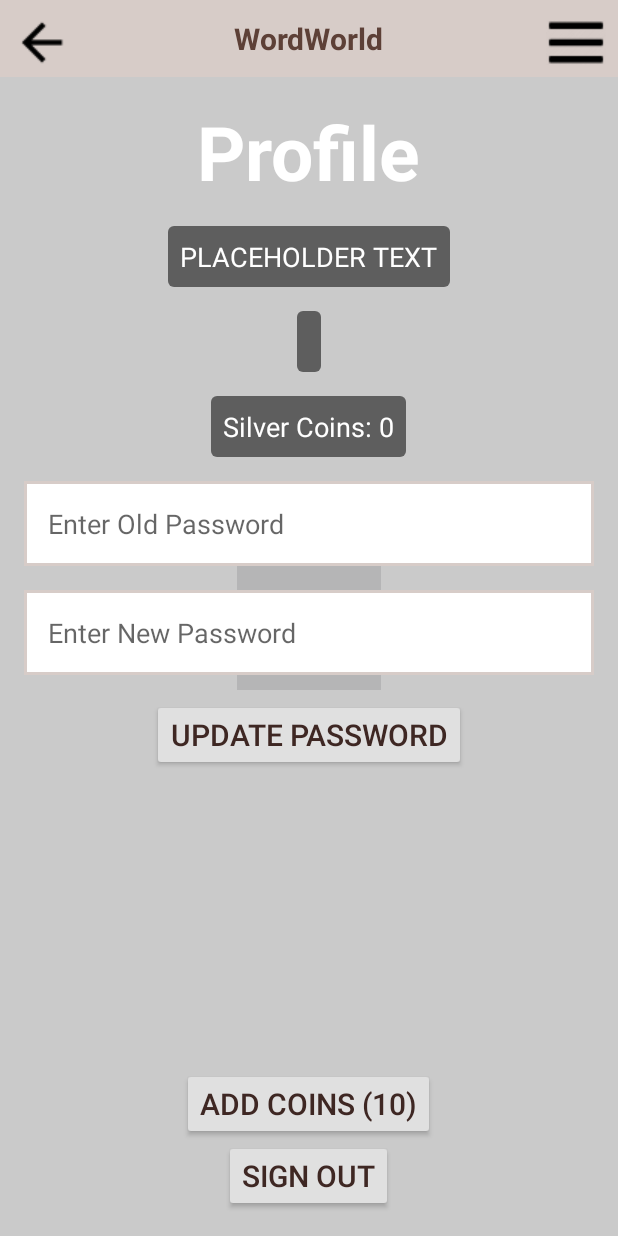
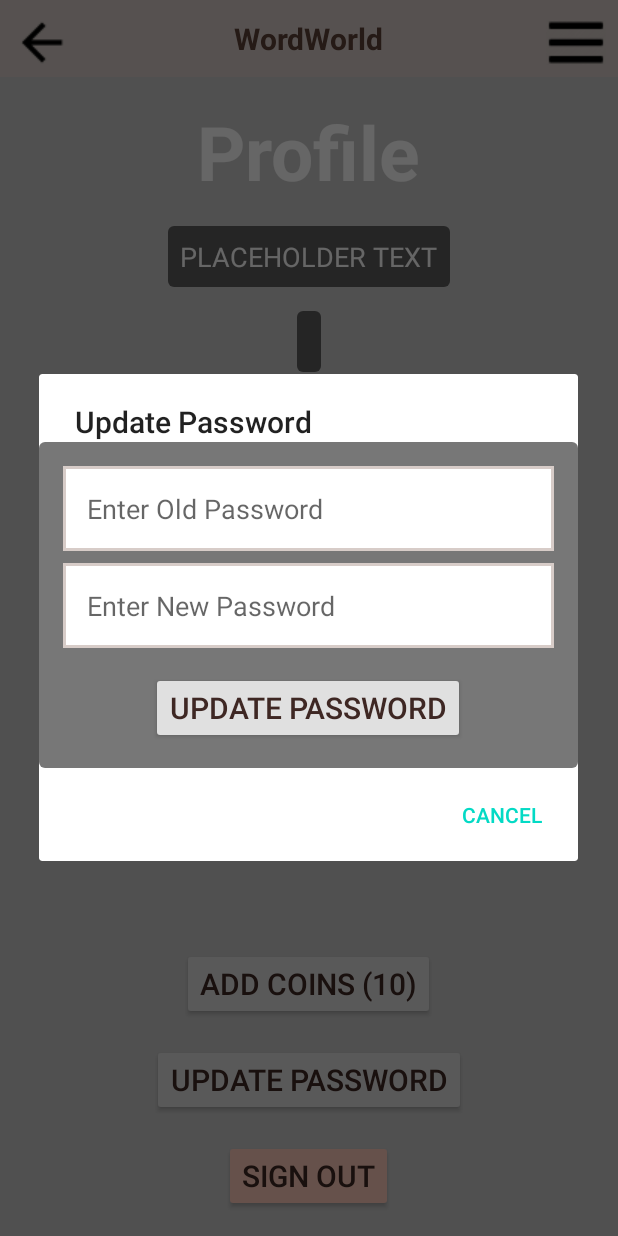
Before and after one commit to TimmyHunter007/WordWorld, an Android app: the ProfileActivity screen opened directly, with no data from a screen before it, after a tap on "UPDATE PASSWORD", on a phone screen of 412 x 824 dp. Run offline under Robolectric (Android 15) with nearby library versions, the phone set to English and light mode, and no system bars; our stand-ins replace Firebase (no records; nobody signed in at launch, a user with empty details on screens opened directly).

Commit message:
Add more functions to the profile. Edited when accounts get created, it will include 3 test badges with 0 and 1 int. Changed update password to be a pop-up box to save screen space

```diff
--- a/app/src/main/java/com/example/wordworld/ProfileActivity.java
+++ b/app/src/main/java/com/example/wordworld/ProfileActivity.java
@@ -1,9 +1,11 @@
 package com.example.wordworld;
 
+import android.app.AlertDialog;
 import android.content.Intent;
 import android.os.Bundle;
 import android.text.TextUtils;
 import android.util.Log;
+import android.view.LayoutInflater;
 import android.view.View;
 import android.widget.*;
 import androidx.annotation.NonNull;
@@ -23,8 +25,7 @@ public class ProfileActivity extends AppCompatActivity {
     private FirebaseAuth auth; // Firebase Authentication instance
     private FirebaseUser user; // Current authenticated user
     private DatabaseReference databaseReference; // Database reference for user's data
-    private TextView emailDisplay, silverCoinsTextView, nameDisplay; // UI elements
-    private EditText oldPassword, newPassword; // Input fields for password change
+    private TextView emailDisplay, silverCoinsTextView, nameDisplay, badgeCountDisplay, pointsDisplay; // UI elements
     private Button updatePasswordButton, signOutButton, addCoinsButton; // Buttons for various actions
 
     @Override
@@ -42,72 +43,74 @@ public class ProfileActivity extends AppCompatActivity {
         // Initialize UI components
         emailDisplay = findViewById(R.id.email_display);
         silverCoinsTextView = findViewById(R.id.silver_coins);
-        oldPassword = findViewById(R.id.old_password);
-        newPassword = findViewById(R.id.new_password);
-        updatePasswordButton = findViewById(R.id.update_password_button);
+        nameDisplay = findViewById(R.id.name_display);
+        badgeCountDisplay = findViewById(R.id.badge_count_display);
+        pointsDisplay = findViewById(R.id.points_display);
         signOutButton = findViewById(R.id.sign_out_button);
         addCoinsButton = findViewById(R.id.add_coins_button);
-        nameDisplay = findViewById(R.id.name_display);
+        updatePasswordButton = findViewById(R.id.update_password_button);
 
-        // Display the user's UID (as a placeholder for email display or other user info)
+        // Display the user's email
         if (user != null) {
             emailDisplay.setText(user.getEmail());
         }
 
-        // Retrieve and display the user's first name and last name from the database
-        databaseReference.addValueEventListener(new ValueEventListener() {
+        // Retrieve and display the user's points
+        databaseReference.child("points").addValueEventListener(new ValueEventListener() {
             @Override
             public void onDataChange(@NonNull DataSnapshot dataSnapshot) {
                 if (dataSnapshot.exists()) {
-                    // Get the fName and lName values from the database
-                    String fName = dataSnapshot.child("fName").getValue(String.class);
-                    String lName = dataSnapshot.child("lName").getValue(String.class);
-
-                    // Combine the first and last name
-                    String fullName = fName + " " + lName;
-
-                    // Log the full name
-                    Log.d("ProfileActivity", "Full Name: " + fullName);
-
-                    // Set the full name to the TextView
-                    nameDisplay.setText(fullName);
+                    Integer points = dataSnapshot.getValue(Integer.class);
+                    pointsDisplay.setText("Points: " + (points != null ? points : 0));
                 } else {
-                    Log.d("ProfileActivity", "User data does not exist");
+                    pointsDisplay.setText("Points: 0");
                 }
             }
 
             @Override
             public void onCancelled(@NonNull DatabaseError databaseError) {
-                // Handle possible errors
-                Toast.makeText(ProfileActivity.this, "Failed to load user information.", Toast.LENGTH_SHORT).show();
-                Log.e("ProfileActivity", "Database error: " + databaseError.getMessage());
+                Toast.makeText(ProfileActivity.this, "Failed to load Points.", Toast.LENGTH_SHORT).show();
             }
         });
 
-        // Retrieve and display the number of Silver Coins the user has
-        databaseReference.child("silverCoins").addValueEventListener(new ValueEventListener() {
+        // Retrieve and display the user's first name and last name, and calculate badge count
+        databaseReference.addValueEventListener(new ValueEventListener() {
             @Override
             public void onDataChange(@NonNull DataSnapshot dataSnapshot) {
                 if (dataSnapshot.exists()) {
-                    // Get the silverCoins value and display it
-                    Integer silverCoins = dataSnapshot.getValue(Integer.class);
-                    if (silverCoins != null) {
-                        silverCoinsTextView.setText("Silver Coins: " + silverCoins);
-                        Log.d("ProfileActivity", "Silver Coins retrieved: " + silverCoins);
-                    } else {
-                        silverCoinsTextView.setText("Silver Coins: 0");
-                        Log.d("ProfileActivity", "Silver Coins value is null, setting to 0.");
+                    String fName = dataSnapshot.child("fName").getValue(String.class);
+                    String lName = dataSnapshot.child("lName").getValue(String.class);
+                    nameDisplay.setText((fName != null ? fName : "") + " " + (lName != null ? lName : ""));
+
+                    int totalBadges = 0;
+                    for (DataSnapshot badgeSnapshot : dataSnapshot.getChildren()) {
+                        String key = badgeSnapshot.getKey();
+                        if (key != null && key.startsWith("hasBadge_")) {
+                            Integer badgeCount = badgeSnapshot.getValue(Integer.class);
+                            totalBadges += (badgeCount != null && badgeCount > 0) ? badgeCount : 0;
                         }
-                } else {
-                    silverCoinsTextView.setText("Silver Coins: 0");
-                    Log.d("ProfileActivity", "DataSnapshot does not exist, setting Silver Coins to 0.");
+                    }
+                    badgeCountDisplay.setText("Total Badges: " + totalBadges);
                 }
             }
 
             @Override
             public void onCancelled(@NonNull DatabaseError databaseError) {
+                Toast.makeText(ProfileActivity.this, "Failed to load user information.", Toast.LENGTH_SHORT).show();
+            }
+        });
+
+        // Retrieve and display the user's Silver Coins
+        databaseReference.child("silverCoins").addValueEventListener(new ValueEventListener() {
+            @Override
+            public void onDataChange(@NonNull DataSnapshot dataSnapshot) {
+                Integer silverCoins = dataSnapshot.getValue(Integer.class);
+                silverCoinsTextView.setText("Silver Coins: " + (silverCoins != null ? silverCoins : 0));
+            }
+
+            @Override
+            public void onCancelled(@NonNull DatabaseError databaseError) {
                 Toast.makeText(ProfileActivity.this, "Failed to load Silver Coins.", Toast.LENGTH_SHORT).show();
-                Log.e("ProfileActivity", "Database error: " + databaseError.getMessage());
             }
         });
 
@@ -115,21 +118,18 @@ public class ProfileActivity extends AppCompatActivity {
         addCoinsButton.setOnClickListener(new View.OnClickListener() {
             @Override
             public void onClick(View v) {
-                // Retrieve current Silver Coins value and add 10 coins
                 databaseReference.child("silverCoins").addListenerForSingleValueEvent(new ValueEventListener() {
                     @Override
                     public void onDataChange(@NonNull DataSnapshot dataSnapshot) {
                         Integer currentCoins = dataSnapshot.getValue(Integer.class);
                         if (currentCoins != null) {
-                            int newCoinValue = currentCoins + 10; // Add 10 coins
+                            int newCoinValue = currentCoins + 10;
                             databaseReference.child("silverCoins").setValue(newCoinValue)
                                     .addOnCompleteListener(task -> {
                                         if (task.isSuccessful()) {
                                             Toast.makeText(ProfileActivity.this, "10 Coins Added!", Toast.LENGTH_SHORT).show();
-                                            Log.d("ProfileActivity", "10 Coins successfully added.");
                                         } else {
                                             Toast.makeText(ProfileActivity.this, "Failed to add coins.", Toast.LENGTH_SHORT).show();
-                                            Log.e("ProfileActivity", "Failed to add coins: " + task.getException());
                                         }
                                     });
                         }
@@ -138,26 +138,57 @@ public class ProfileActivity extends AppCompatActivity {
                     @Override
                     public void onCancelled(@NonNull DatabaseError databaseError) {
                         Toast.makeText(ProfileActivity.this, "Failed to retrieve current coins.", Toast.LENGTH_SHORT).show();
-                        Log.e("ProfileActivity", "Database error: " + databaseError.getMessage());
                     }
                 });
             }
         });
 
-        // Update password button click listener to change the user's password
-        updatePasswordButton.setOnClickListener(new View.OnClickListener() {
-            @Override
-            public void onClick(View v) {
-                String oldPass = oldPassword.getText().toString().trim();
-                String newPass = newPassword.getText().toString().trim();
+        // Set up the "Update Password" button to show the dialog
+        updatePasswordButton.setOnClickListener(v -> showUpdatePasswordDialog());
 
-                // Validate input fields
+        // Sign out button click listener to log out the user
+        signOutButton.setOnClickListener(v -> {
+            auth.signOut(); // Sign out the user
+            Intent intent = new Intent(ProfileActivity.this, MainActivity.class);
+            startActivity(intent); // Redirect to MainActivity
+            finish(); // Close the profile activity
+        });
+
+        // Initialize the back button and set the click listener to navigate back
+        ImageButton backButton = findViewById(R.id.back_button);
+        backButton.setOnClickListener(v -> onBackPressed()); // Navigate back to the previous activity
+    }
+
+    // Method to show the Update Password dialog
+    private void showUpdatePasswordDialog() {
+        // Inflate the dialog layout
+        LayoutInflater inflater = LayoutInflater.from(this);
+        View view = inflater.inflate(R.layout.dialog_update_password, null);
+
+        // Initialize the input fields and button
+        EditText oldPasswordDialog = view.findViewById(R.id.old_password_dialog);
+        EditText newPasswordDialog = view.findViewById(R.id.new_password_dialog);
+        Button updatePasswordButtonDialog = view.findViewById(R.id.update_password_button_dialog);
+
+        // Create an AlertDialog to hold the custom layout
+        AlertDialog alertDialog = new AlertDialog.Builder(this)
+                .setView(view)
+                .setTitle("Update Password")
+                .setNegativeButton("Cancel", null)
+                .create();
+
+        // Set the Update button click listener
+        updatePasswordButtonDialog.setOnClickListener(v -> {
+            String oldPass = oldPasswordDialog.getText().toString().trim();
+            String newPass = newPasswordDialog.getText().toString().trim();
+
+            // Validate the input fields
             if (TextUtils.isEmpty(oldPass) || TextUtils.isEmpty(newPass)) {
                 Toast.makeText(ProfileActivity.this, "Please enter both passwords", Toast.LENGTH_SHORT).show();
                 return;
             }
 
-                // Re-authenticate user before updating the password
+            // Re-authenticate the user before updating the password
             AuthCredential credential = EmailAuthProvider.getCredential(user.getEmail(), oldPass);
             user.reauthenticate(credential).addOnCompleteListener(task -> {
                 if (task.isSuccessful()) {
@@ -165,6 +196,7 @@ public class ProfileActivity extends AppCompatActivity {
                     user.updatePassword(newPass).addOnCompleteListener(task1 -> {
                         if (task1.isSuccessful()) {
                             Toast.makeText(ProfileActivity.this, "Password Updated Successfully", Toast.LENGTH_SHORT).show();
+                            alertDialog.dismiss(); // Close the dialog
                         } else {
                             Toast.makeText(ProfileActivity.this, "Password Update Failed: " + task1.getException(), Toast.LENGTH_SHORT).show();
                         }
@@ -173,28 +205,9 @@ public class ProfileActivity extends AppCompatActivity {
                     Toast.makeText(ProfileActivity.this, "Authentication Failed: " + task.getException(), Toast.LENGTH_SHORT).show();
                 }
             });
-            }
         });
 
-        // Sign out button click listener to log out the user
-        signOutButton.setOnClickListener(new View.OnClickListener() {
-            @Override
-            public void onClick(View v) {
-                auth.signOut(); // Sign out the user
-                Intent intent = new Intent(ProfileActivity.this, MainActivity.class);
-                startActivity(intent); // Redirect to MainActivity
-                finish(); // Close the profile activity
-            }
-        });
-
-        // Initialize the back button and set the click listener to navigate back
-        ImageButton backButton = findViewById(R.id.back_button);
-        backButton.setOnClickListener(new View.OnClickListener() {
-            @Override
-            public void onClick(View v) {
-                // Handle back button action
-                onBackPressed(); // Navigate back to the previous activity
-            }
-        });
+        // Show the dialog
+        alertDialog.show();
     }
 }
--- a/app/src/main/res/layout/activity_profile.xml
+++ b/app/src/main/res/layout/activity_profile.xml
@@ -59,6 +59,31 @@
             android:layout_centerHorizontal="true"
             android:layout_marginTop="16dp" />
 
+    <TextView
+            android:id="@+id/badge_count_display"
+            android:layout_width="wrap_content"
+            android:layout_height="wrap_content"
+            android:text="Badges: 0"
+            android:textColor="@color/white"
+            android:textSize="18sp"
+            android:background="@drawable/rounded_background"
+            android:layout_below="@id/silver_coins"
+            android:layout_centerHorizontal="true"
+            android:layout_marginTop="16dp" />
+
+    <TextView
+            android:id="@+id/points_display"
+            android:layout_width="wrap_content"
+            android:layout_height="wrap_content"
+            android:text="Points: 0"
+            android:textColor="@color/white"
+            android:textSize="18sp"
+            android:background="@drawable/rounded_background"
+            android:layout_below="@id/badge_count_display"
+            android:layout_centerHorizontal="true"
+            android:layout_marginTop="16dp" />
+
+    <!--
     <EditText
             android:id="@+id/old_password"
             android:layout_width="match_parent"
@@ -69,7 +94,7 @@
             android:textSize="18sp"
             android:background="@drawable/input_fields_profile"
             android:padding="16dp"
-            android:layout_below="@id/silver_coins"
+            android:layout_below="@id/points_display"
             android:layout_marginTop="16dp"
             android:layout_marginLeft="16dp"
             android:layout_marginRight="16dp" />
@@ -88,7 +113,7 @@
             android:layout_marginTop="16dp"
             android:layout_marginLeft="16dp"
             android:layout_marginRight="16dp" />
-
+-->
     <Button
             android:id="@+id/update_password_button"
             android:layout_width="wrap_content"
@@ -97,9 +122,9 @@
             android:textColor="@color/button_text"
             android:textSize="20sp"
             android:backgroundTint="@color/profile_leaderBoard_button"
-            android:layout_below="@id/new_password"
+            android:layout_above="@id/sign_out_button"
             android:layout_centerHorizontal="true"
-            android:layout_marginTop="16dp" />
+            android:layout_marginBottom="16dp" />
 
     <Button
             android:id="@+id/add_coins_button"
@@ -109,9 +134,9 @@
             android:textColor="@color/button_text"
             android:textSize="20sp"
             android:backgroundTint="@color/profile_leaderBoard_button"
-            android:layout_above="@id/sign_out_button"
+            android:layout_above="@id/update_password_button"
             android:layout_centerHorizontal="true"
-            android:layout_marginTop="16dp" />
+            android:layout_marginBottom="16dp" />
 
     <Button
             android:id="@+id/sign_out_button"
@@ -120,7 +145,7 @@
             android:text="Sign Out"
             android:textColor="@color/button_text"
             android:textSize="20sp"
-            android:backgroundTint="@color/profile_leaderBoard_button"
+            android:backgroundTint="@color/level_3"
             android:layout_centerHorizontal="true"
             android:layout_alignParentBottom="true"
             android:layout_marginBottom="16dp" />
--- /dev/null
+++ b/app/src/main/res/layout/dialog_update_password.xml
@@ -0,0 +1,41 @@
+<LinearLayout xmlns:android="http://schemas.android.com/apk/res/android"
+              android:layout_width="match_parent"
+              android:layout_height="wrap_content"
+              android:background="@drawable/rounded_background"
+              android:orientation="vertical"
+              android:padding="16dp">
+
+    <EditText
+            android:id="@+id/old_password_dialog"
+            android:layout_width="match_parent"
+            android:layout_height="wrap_content"
+            android:hint="Enter Old Password"
+            android:inputType="textPassword"
+            android:background="@drawable/input_fields_profile"
+            android:textColor="@color/primary_text"
+            android:textSize="18sp"
+            android:padding="16dp" />
+
+    <EditText
+            android:id="@+id/new_password_dialog"
+            android:layout_width="match_parent"
+            android:layout_height="wrap_content"
+            android:hint="Enter New Password"
+            android:inputType="textPassword"
+            android:background="@drawable/input_fields_profile"
+            android:textColor="@color/primary_text"
+            android:textSize="18sp"
+            android:padding="16dp"
+            android:layout_marginTop="8dp" />
+
+    <Button
+            android:id="@+id/update_password_button_dialog"
+            android:layout_width="wrap_content"
+            android:layout_height="wrap_content"
+            android:text="Update Password"
+            android:textColor="@color/button_text"
+            android:textSize="20sp"
+            android:backgroundTint="@color/profile_leaderBoard_button"
+            android:layout_gravity="center"
+            android:layout_marginTop="16dp" />
+</LinearLayout>
```
Also changed, not shown: app/src/main/java/com/example/wordworld/MainActivity.java (+8 -6 lines), app/src/main/java/com/example/wordworld/SignUpActivity.java (+8 -3 lines). Lines whose indentation alone changed are shown as unchanged.
